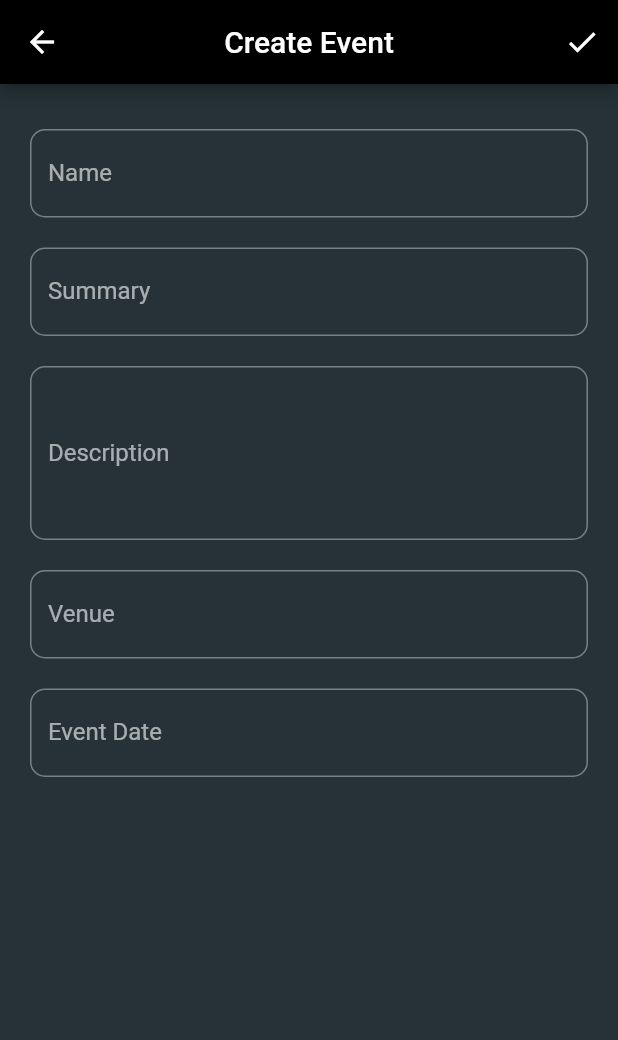
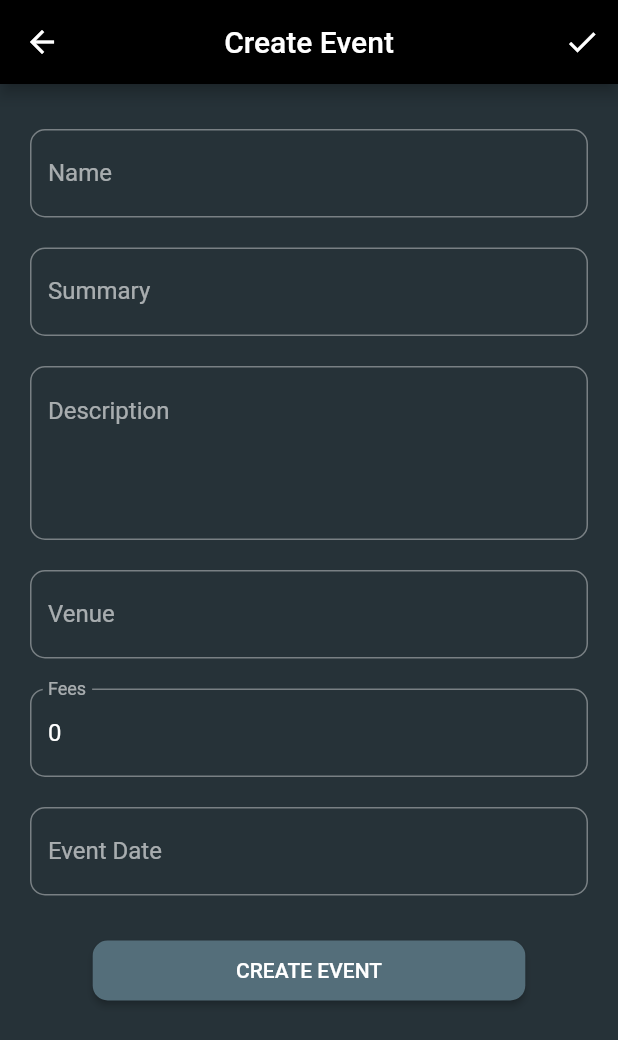
Before and after one commit to jainharsh21/MetX, a Flutter app: the CreateEvent screen opened directly, on a phone screen of 412 x 824 dp. Shown: the top 1040 px of the screen. Run offline on Flutter 3.47's test engine with Material 2 defaults, Android fonts, the light colour scheme and no system bars; our stand-ins replace curved_navigation_bar, firebase_core, google_fonts, shared_preferences, toggle_switch; accounts and stored records are empty; Roboto replaces fonts that are missing (Stylish).

Commit message:
creating events

```diff
--- a/lib/screens/student_chapter/create_event.dart
+++ b/lib/screens/student_chapter/create_event.dart
@@ -1,6 +1,9 @@
 import 'package:flutter/material.dart';
 import 'package:google_fonts/google_fonts.dart';
+import 'package:intl/intl.dart';
 import 'package:metx/constants/colors.dart';
+import 'package:metx/screens/student_chapter/landing.dart';
+import 'package:metx/utils/apiCaller.dart';
 import 'package:metx/utils/form_validators.dart';
 
 class CreateEvent extends StatefulWidget {
@@ -16,8 +19,25 @@ class _CreateEventState extends State<CreateEvent> {
   TextEditingController _descriptionController = TextEditingController();
   TextEditingController _locationController = TextEditingController();
   TextEditingController _dateController = TextEditingController();
+  TextEditingController _feesController = TextEditingController(text: "0");
+  String eventDate = '';
 
   final _formKey = GlobalKey<FormState>();
+
+  Future _selectBirthdate() async {
+    final df = new DateFormat('dd/MM/yyyy');
+    DateTime picked = await showDatePicker(
+      context: context,
+      initialDate: DateTime.now(),
+      firstDate: DateTime.now(),
+      lastDate: DateTime(2100),
+    );
+    if (picked != null)
+      setState(() {
+        _dateController.text = df.format(picked);
+        eventDate = picked.toUtc().toIso8601String();
+      });
+  }
 
   @override
   Widget build(BuildContext context) {
@@ -81,6 +101,7 @@ class _CreateEventState extends State<CreateEvent> {
                     controller: _descriptionController,
                     validator: requiredValidator,
                     decoration: InputDecoration(
+                      alignLabelWithHint: true,
                       hintText: 'Enter Description',
                       labelText: 'Description',
                       border: OutlineInputBorder(
@@ -106,6 +127,25 @@ class _CreateEventState extends State<CreateEvent> {
                 Padding(
                   padding: const EdgeInsets.only(top: 10.0, bottom: 10.0),
                   child: TextFormField(
+                    keyboardType: TextInputType.number,
+                    controller: _feesController,
+                    validator: requiredValidator,
+                    decoration: InputDecoration(
+                      hintText: 'Enter Fees',
+                      labelText: 'Fees',
+                      border: OutlineInputBorder(
+                        borderRadius: BorderRadius.circular(10.0),
+                      ),
+                    ),
+                  ),
+                ),
+                Padding(
+                  padding: const EdgeInsets.only(top: 10.0, bottom: 10.0),
+                  child: TextFormField(
+                    onTap: () {
+                      FocusScope.of(context).requestFocus(new FocusNode());
+                      _selectBirthdate();
+                    },
                     controller: _dateController,
                     validator: requiredValidator,
                     decoration: InputDecoration(
@@ -117,6 +157,49 @@ class _CreateEventState extends State<CreateEvent> {
                     ),
                   ),
                 ),
+                SizedBox(
+                  height: 20.0,
+                ),
+                SizedBox(
+                  height: 40.0,
+                  width: MediaQuery.of(context).size.width * 0.7,
+                  child: ElevatedButton(
+                    style: ElevatedButton.styleFrom(
+                      primary: Colors.blueGrey[600],
+                      shape: RoundedRectangleBorder(
+                        borderRadius: BorderRadius.circular(10.0),
+                      ),
+                    ),
+                    onPressed: () async {
+                      Map eventData = {
+                        "name": _nameController.text,
+                        "event_img_url": "testurl",
+                        "description": _descriptionController.text,
+                        "summary": _summaryController.text,
+                        "event_at": eventDate,
+                        "location": _locationController.text,
+                        "fees": int.parse(_feesController.text),
+                        "student_chapter_id": widget.userData['id'],
+                        "tags": ['tag3', 'tag4'],
+                      };
+                      ApiCaller a = ApiCaller();
+                      await a.createEvent(eventData);
+                      Navigator.pushAndRemoveUntil(
+                        context,
+                        MaterialPageRoute(
+                          builder: (context) => StudentChapterLanding(
+                            userData: widget.userData,
+                          ),
+                        ),
+                        (route) => false,
+                      );
+                    },
+                    child: Text(
+                      "CREATE EVENT",
+                      style: GoogleFonts.stylish(),
+                    ),
+                  ),
+                ),
               ],
             ),
           ),
--- a/lib/screens/student_chapter/home.dart
+++ b/lib/screens/student_chapter/home.dart
@@ -198,7 +198,7 @@ class _StudentChapterHomeState extends State<StudentChapterHome> {
           Navigator.push(
             context,
             MaterialPageRoute(
-              builder: (context) => CreateEvent(),
+              builder: (context) => CreateEvent(userData: widget.userData,),
             ),
           );
         },
--- a/lib/utils/apiCaller.dart
+++ b/lib/utils/apiCaller.dart
@@ -33,4 +33,10 @@ class ApiCaller {
         baseApiUrl + '/events' + '/$eventId' + '/addAttendee' + '/$id'));
     return json.decode(res.body);
   }
+
+  createEvent(Map eventData) async {
+    var res = await http.post(Uri.parse(baseApiUrl + "/event"),
+        body: json.encode(eventData), headers: headers);
+    return res.body;
+  }
 }
--- a/pubspec.yaml
+++ b/pubspec.yaml
@@ -29,6 +29,7 @@ dependencies:
   firebase_storage: ^8.0.3
   google_fonts: ^2.0.0
   http: ^0.13.1
+  intl: ^0.17.0
   shared_preferences: ^2.0.5
   toggle_switch: ^0.1.9
 
```
Also changed, not shown: pubspec.lock.
